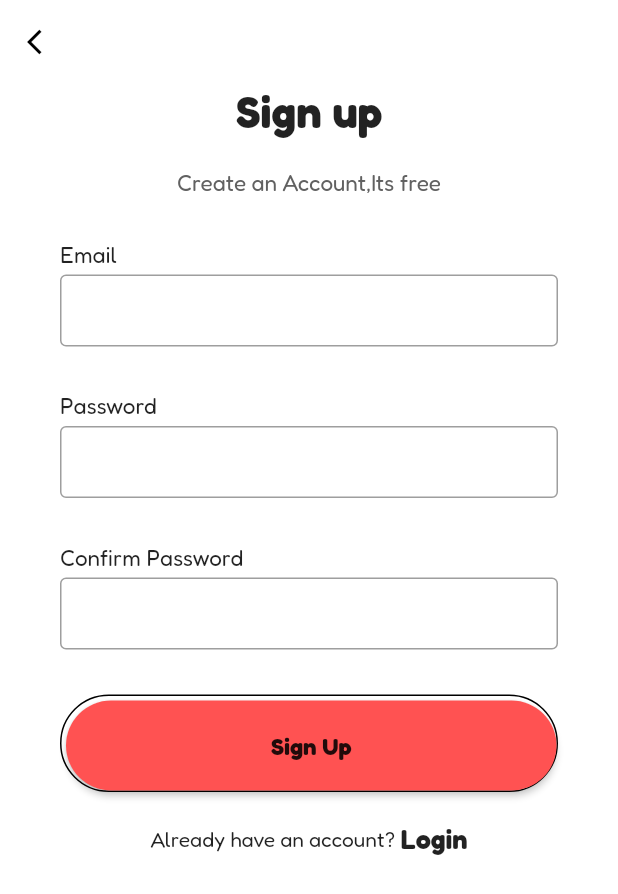
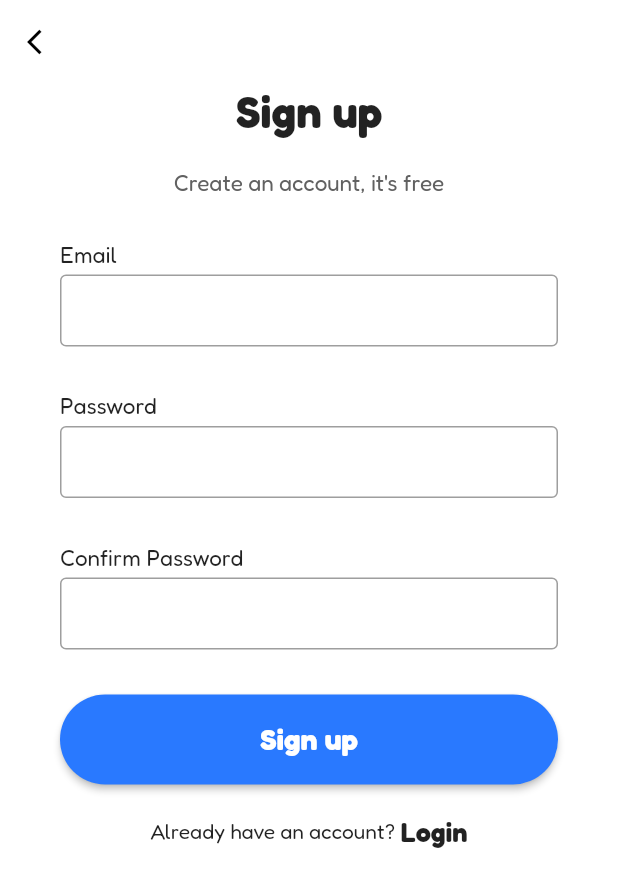
Before and after one commit to YHDF/QuizzApp, a Flutter app: the SignupPage screen opened directly, on a phone screen of 412 x 824 dp. Shown: the top 894 px of the screen. Run offline on Flutter 3.47's test engine with Material 2 defaults, Android fonts, the phone set to English and light mode, and no system bars; our stand-ins replace curved_navigation_bar; missing offline and left inert: dart:ffi, user_profile_ii_example.

```diff
--- a/lib/src/main.dart
+++ b/lib/src/main.dart
@@ -1,7 +1,6 @@
 import 'package:flutter/material.dart';
-import 'package:flutter/services.dart';
 import 'package:quizz_dezz_nutzz/src/presentation/Widgets/Bootstrap.dart';
-import 'application/signup.dart';
+import 'package:quizz_dezz_nutzz/src/presentation/Pages/Signup.dart';
 
 void main() {
   runApp(const MyApp());
@@ -52,7 +51,7 @@ class _MyHomePageState extends State<MyHomePage> {
   Widget build(BuildContext context) {
     return Scaffold(
       body: Container(
-          color: Colors.blueAccent,
+        color: Colors.blueAccent,
         child: SafeArea(
           child: Container(
             width: double.infinity,
--- /dev/null
+++ b/lib/src/presentation/Pages/EditProfile.dart
@@ -0,0 +1 @@
+// TODO Implement this library.
--- a/lib/src/application/signup.dart
+++ b/lib/src/presentation/Pages/Signup.dart
@@ -1,8 +1,10 @@
+
+import 'dart:convert';
 
 import 'package:flutter/material.dart';
 import 'package:flutter/services.dart';
-
-import 'login.dart';
+import 'package:http/http.dart' as http;
+import 'Login.dart';
 
 class SignupPage extends StatelessWidget {
   const SignupPage({Key? key}) : super(key: key);
@@ -38,7 +40,7 @@ class SignupPage extends StatelessWidget {
                           fontWeight: FontWeight.bold,
                         ),),
                         const SizedBox(height: 20),
-                        Text("Create an Account,Its free",style: TextStyle(
+                        Text("Create an account, it's free",style: TextStyle(
                           fontSize: 15,
                           color: Colors.grey[700],
                         ),),
@@ -53,39 +55,31 @@ class SignupPage extends StatelessWidget {
                         children: [
                           makeInput(label: "Email"),
                           makeInput(label: "Password",obsureText: true),
-                          makeInput(label: "Confirm Password",obsureText: true)
+                          makeInput(label: "Confirm Password",obsureText: true),
+                          MaterialButton(
+                            minWidth: double.infinity,
+                            height:60,
+                            onPressed: (){
+                            },
+                            color: Colors.blueAccent[400],
+                            shape: RoundedRectangleBorder(
+                                side: const BorderSide(
+                                  color: Colors.transparent,
+                                ),
+                                borderRadius: BorderRadius.circular(40)
+                            ),
+                            child: const Text(
+                              "Sign up",
+                              style:
+                              TextStyle(
+                                  fontWeight: FontWeight.w600,fontSize: 20,color: Colors.white
+                              ),
+                            ),
+                          ),
                         ],
                       ),
                     ),
-                    Padding(
-                      padding: const EdgeInsets.symmetric(horizontal: 40),
-                      child: Container(
-                        padding: const EdgeInsets.only(top: 3,left: 3),
-                        decoration: BoxDecoration(
-                            borderRadius: BorderRadius.circular(40),
-                            border: const Border(
-                                bottom: BorderSide(color: Colors.black),
-                                top: BorderSide(color: Colors.black),
-                                right: BorderSide(color: Colors.black),
-                                left: BorderSide(color: Colors.black)
-                            )
-                        ),
-                        child: MaterialButton(
-                          minWidth: double.infinity,
-                          height:60,
-                          onPressed: (){},
-                          color: Colors.redAccent,
-                          shape: RoundedRectangleBorder(
-                              borderRadius: BorderRadius.circular(40)
-                          ),
-                          child: const Text("Sign Up",style: TextStyle(
-                            fontWeight: FontWeight.w600,fontSize: 16,
-
-                          ),),
-                        ),
-                      ),
-                    ),
-                    const SizedBox(height: 20,),
+                    const SizedBox(height: 20),
                     Row(
                       mainAxisAlignment: MainAxisAlignment.center,
                       children: [
@@ -100,11 +94,9 @@ class SignupPage extends StatelessWidget {
                             ),
                           ),
                         ),
-
                       ],
                     )
                   ],
-
                 ),
               ],
             ),
--- a/pubspec.yaml
+++ b/pubspec.yaml
@@ -36,6 +36,7 @@ dependencies:
   # The following adds the Cupertino Icons font to your application.
   # Use with the CupertinoIcons class for iOS style icons.
   cupertino_icons: ^1.0.2
+  http: ^0.13.4
 
 dev_dependencies:
   flutter_test:
```
Also changed, not shown: lib/src/domain/User.dart (+13 -7 lines), lib/src/presentation/Pages/Profile.dart (added, +86 -0 lines), lib/src/presentation/Pages/utils/UserDetails.dart (added, +11 -0 lines), lib/src/application/loginService.dart (added), lib/src/application/scratch.dart (deleted), lib/src/presentation/Pages/Login.dart (renamed from lib/src/application/login.dart), pubspec.lock, 1 other file.
